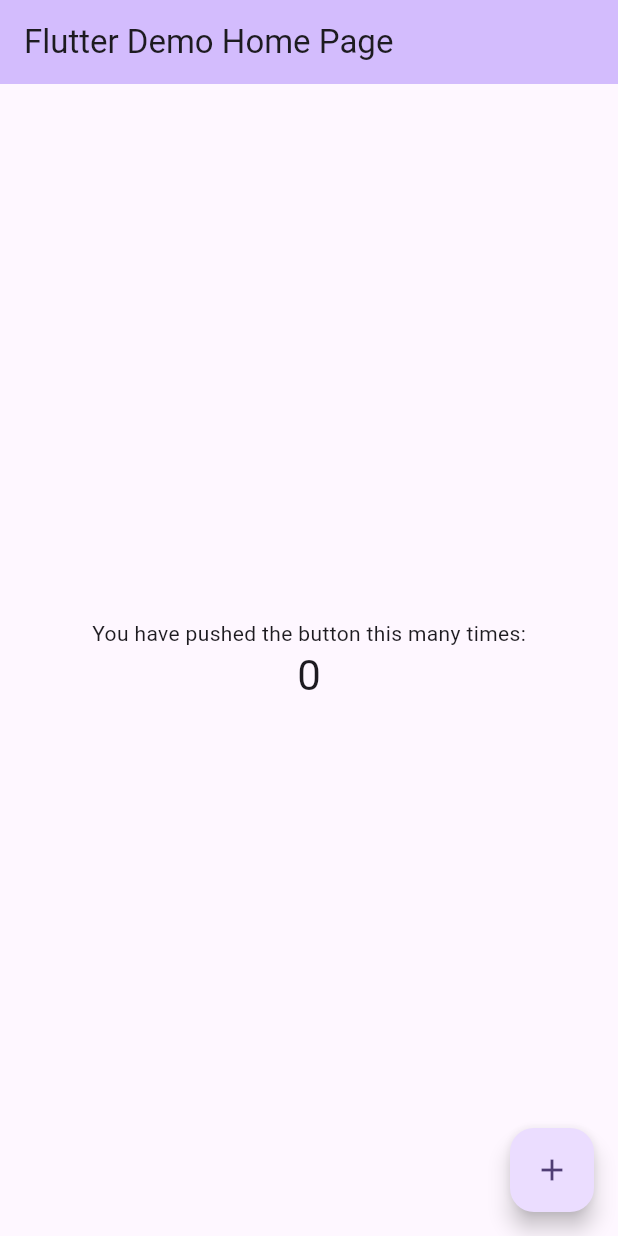
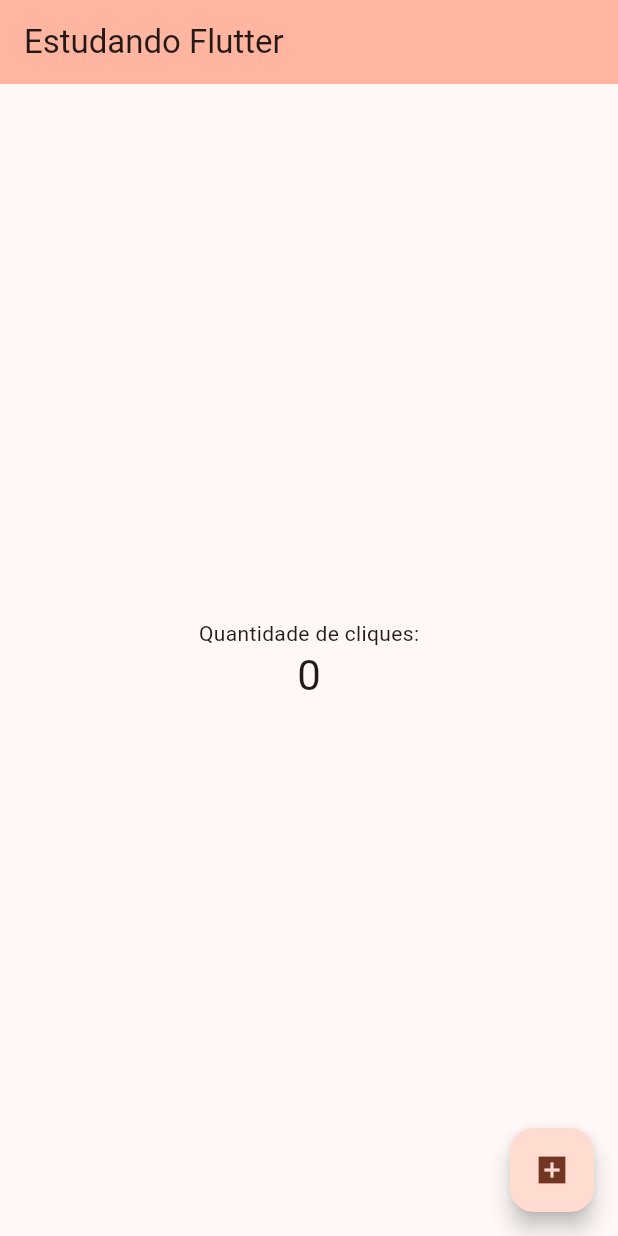
Before and after one commit to azevedoguilherm/projetoflutter, a Flutter app: the screen it shows after launch, on a phone screen of 412 x 824 dp. Run offline on Flutter 3.47's test engine with Material 3 defaults, Android fonts, the phone set to English and light mode, and no system bars.

Commit message:
change_colors_and_texts

```diff
--- a/lib/main.dart
+++ b/lib/main.dart
@@ -28,10 +28,10 @@ class MyApp extends StatelessWidget {
         //
         // This works for code too, not just values: Most code changes can be
         // tested with just a hot reload.
-        colorScheme: ColorScheme.fromSeed(seedColor: Colors.deepPurple),
+        colorScheme: ColorScheme.fromSeed(seedColor: Colors.deepOrangeAccent),
         useMaterial3: true,
       ),
-      home: const MyHomePage(title: 'Flutter Demo Home Page'),
+      home: const MyHomePage(title: 'Estudando Flutter'),
     );
   }
 }
@@ -106,7 +106,7 @@ class _MyHomePageState extends State<MyHomePage> {
           mainAxisAlignment: MainAxisAlignment.center,
           children: <Widget>[
             const Text(
-              'You have pushed the button this many times:',
+              'Quantidade de cliques:',
             ),
             Text(
               '$_counter',
@@ -118,7 +118,7 @@ class _MyHomePageState extends State<MyHomePage> {
       floatingActionButton: FloatingActionButton(
         onPressed: _incrementCounter,
         tooltip: 'Increment',
-        child: const Icon(Icons.add),
+        child: const Icon(Icons.add_box_sharp),
       ), // This trailing comma makes auto-formatting nicer for build methods.
     );
   }
```
